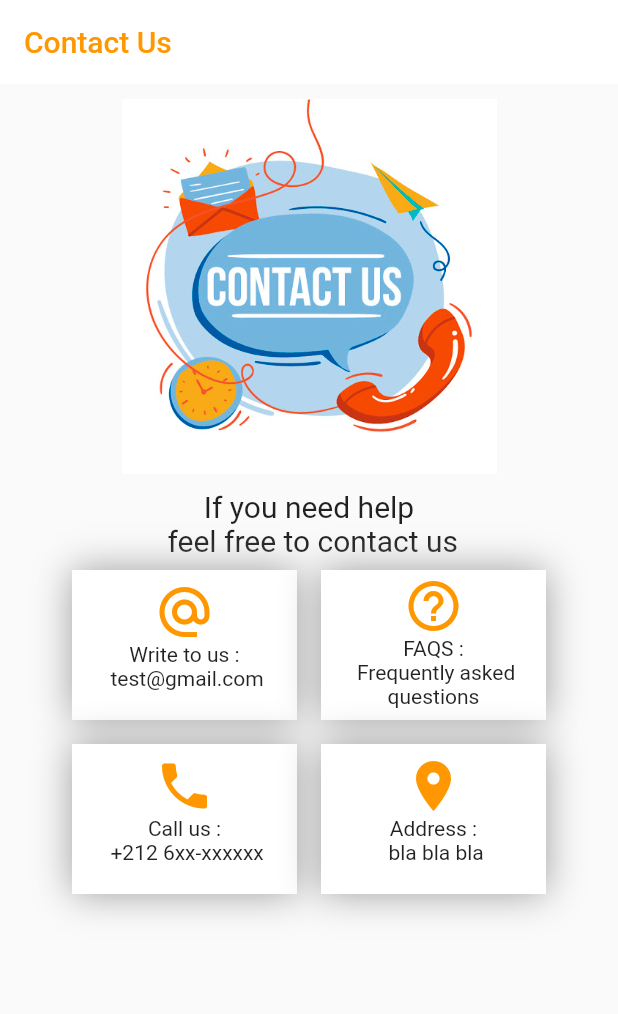
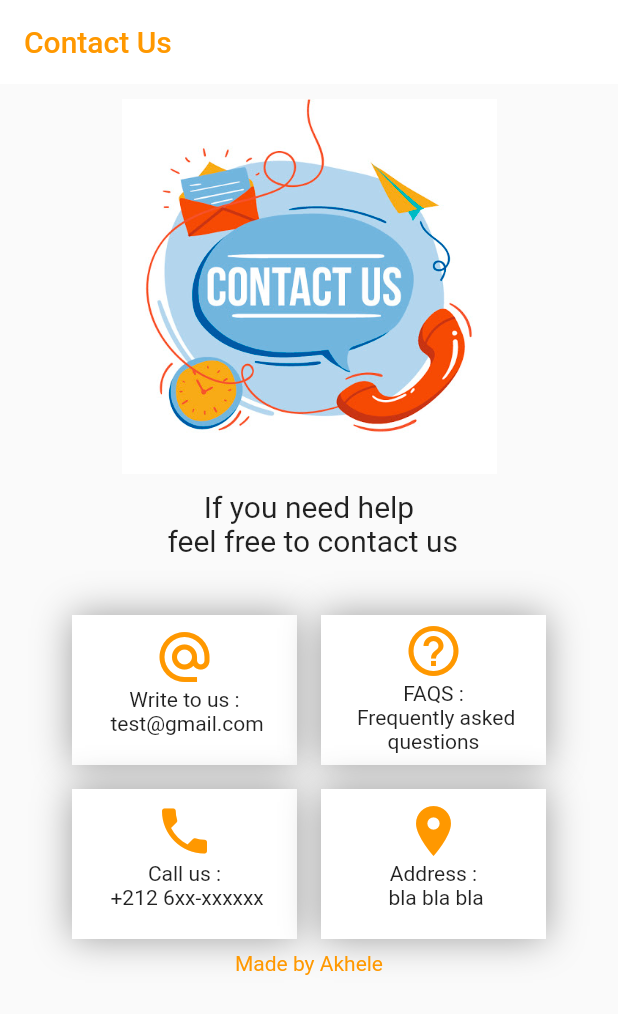
Before and after one commit to Akhele/Flutter-Contact-us-App, a Flutter app: the screen it shows after launch, on a phone screen of 412 x 824 dp. Shown: the top 1014 px of the screen. Run offline on Flutter 3.47's test engine with Material 2 defaults, Android fonts, the phone set to English and light mode, and no system bars.

Commit message:
Finishing up

```diff
--- a/lib/main.dart
+++ b/lib/main.dart
@@ -36,6 +36,8 @@ class contact extends StatelessWidget {
                 fontSize: 20,
               ),
             ),
+
+            SizedBox(height: 30,),
             Row(
               mainAxisAlignment: MainAxisAlignment.center,
 
@@ -153,8 +155,17 @@ class contact extends StatelessWidget {
                 ),
               ],
             ),
+
+            // Footer : Start
+
+            Text("Made by Akhele", style: TextStyle(color: Colors.orange),)
+
+            //Footer : End
+
           ],
+
         ),
+
       ),
     );
   }
```
